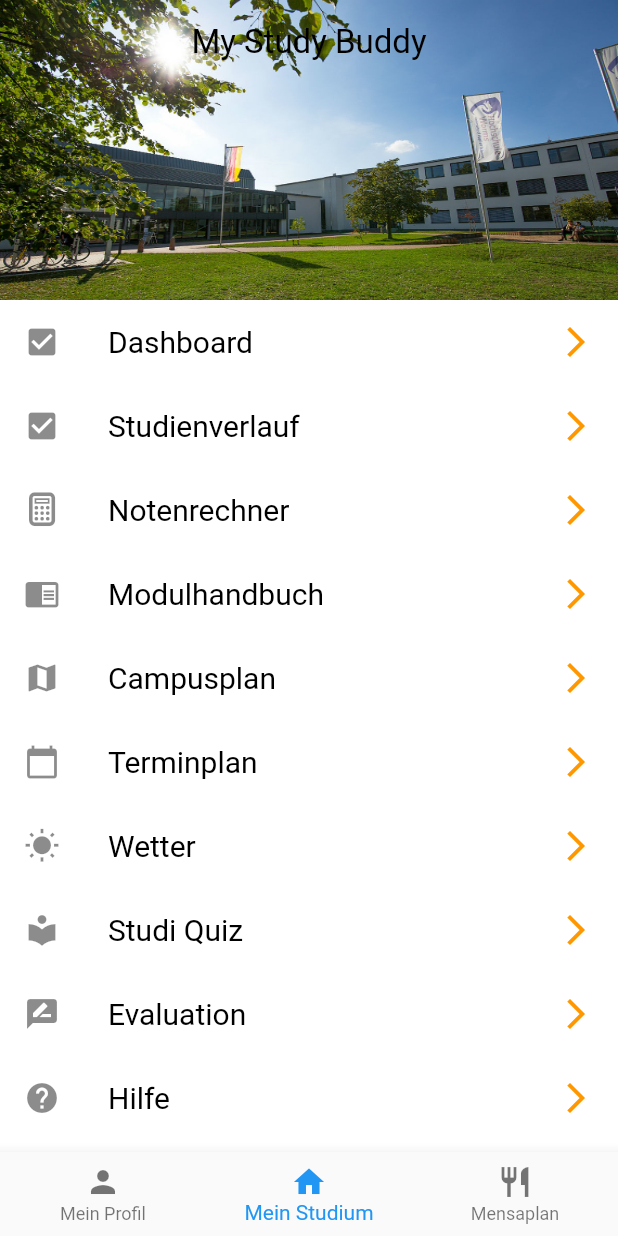
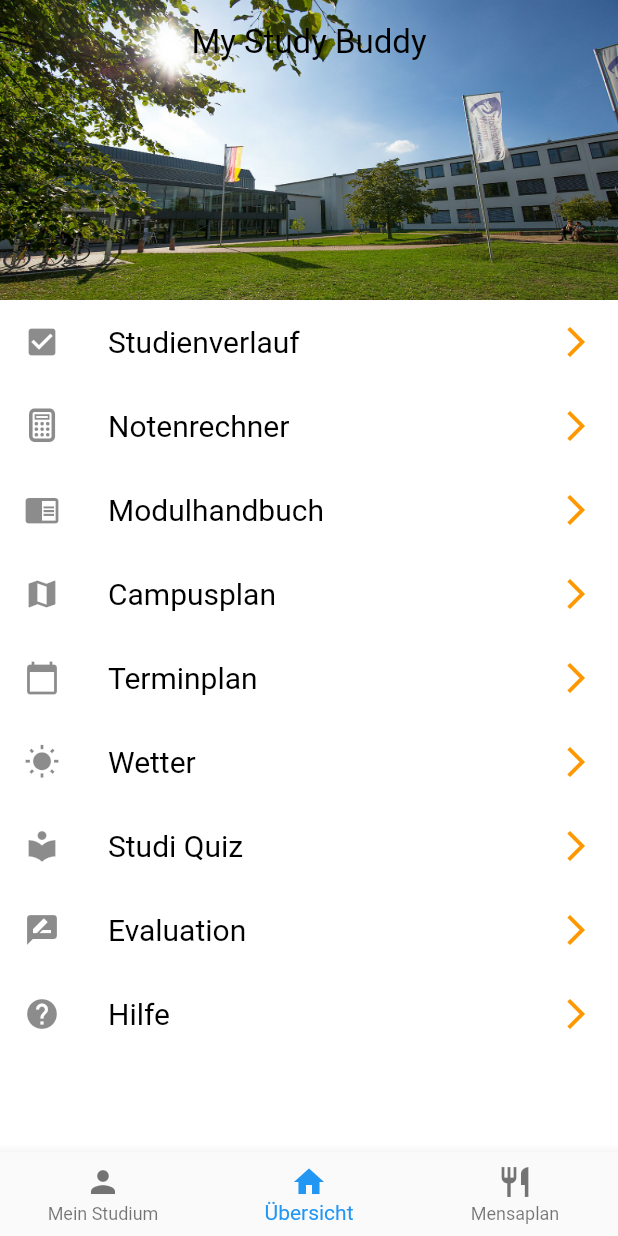
Before and after one commit to AlfredTachi/MyStudyBuddy2020, a Flutter app: the screen it shows after launch, on a phone screen of 412 x 824 dp. Run offline on Flutter 3.47's test engine with Material 2 defaults, Android fonts, the phone set to English and light mode, and no system bars; our stand-ins replace get, percent_indicator, photo_view, shared_preferences, smooth_star_rating, sqflite and 1 more; missing offline and left inert: flutter_custom_dialog; accounts and stored records are empty.

Commit message:
changed bottom navigation bar tiles

```diff
--- a/lib/dashboard/profile_page/profile_page.dart
+++ b/lib/dashboard/profile_page/profile_page.dart
@@ -21,6 +21,9 @@ class ProfilePageState extends State<ProfilePage> {
   @override
   Widget build(BuildContext context) {
     return Scaffold(
+      appBar: AppBar(
+        title: Text("Mein Profil"),
+      ),
       body: SafeArea(
         child: Column(
           children: <Widget>[
--- a/lib/main.dart
+++ b/lib/main.dart
@@ -1,4 +1,4 @@
-import 'package:MyStudyBuddy2/dashboard/profile_page/profile_page.dart';
+import 'package:MyStudyBuddy2/dashboard/dashboard.dart';
 import 'package:MyStudyBuddy2/mensa_plan/mensa_plan.dart';
 import 'package:MyStudyBuddy2/theme/theme.dart';
 import 'package:flutter/material.dart';
@@ -70,11 +70,11 @@ class MaterialAppWithThemeState extends State<MaterialAppWithTheme> {
           items: [
             BottomNavigationBarItem(
               icon: Icon(Icons.person),
-              title: Text("Mein Profil"),
+              title: Text("Mein Studium"),
             ),
             BottomNavigationBarItem(
               icon: Icon(Icons.home),
-              title: Text("Mein Studium"),
+              title: Text("Übersicht"),
             ),
             BottomNavigationBarItem(
               icon: Icon(Icons.restaurant),
@@ -89,7 +89,7 @@ class MaterialAppWithThemeState extends State<MaterialAppWithTheme> {
   Widget getCorrectPage(int _index) {
     switch (_index) {
       case 0:
-        return ProfilePage();
+        return Dashboard();
       case 1:
         return Overview();
       case 2:
--- a/lib/singleton/tile_controller.dart
+++ b/lib/singleton/tile_controller.dart
@@ -10,7 +10,6 @@ class TileController {
   static final TileController _instance = TileController._internal();
 
   final List<_Tile> _tiles = [
-    _Tile(Icon(Icons.check_box), "Dashboard", "/dashboard"),
     _Tile(Icon(Icons.check_box), "Studienverlauf", "/studyprogress"),
     _Tile(Icon(QSPInfoIcons.calculator), "Notenrechner", "/gradesPrognosis"),
     _Tile(Icon(Icons.chrome_reader_mode), "Modulhandbuch", "/moduleHandbook"),
```
